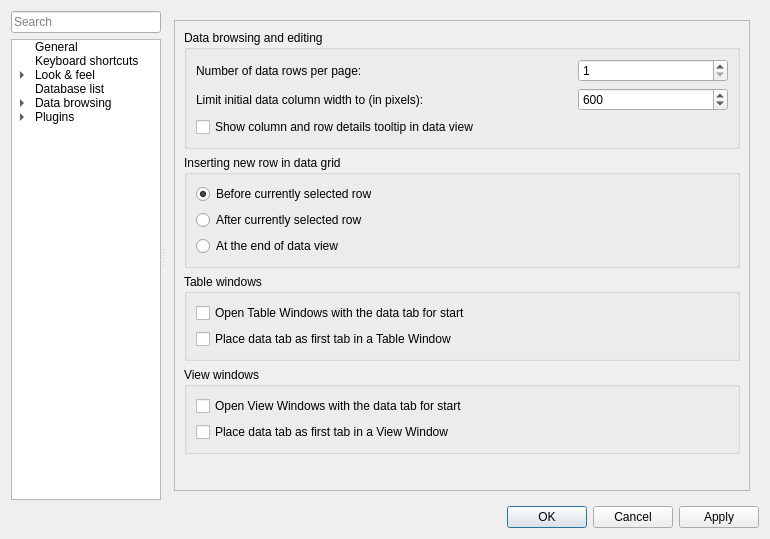
Before: the Qt Designer form trunk/SQLiteStudio3/guiSQLiteStudio/dialogs/configdialog.ui in pawelsalawa/sqlitestudio, drawn with Qt 5.
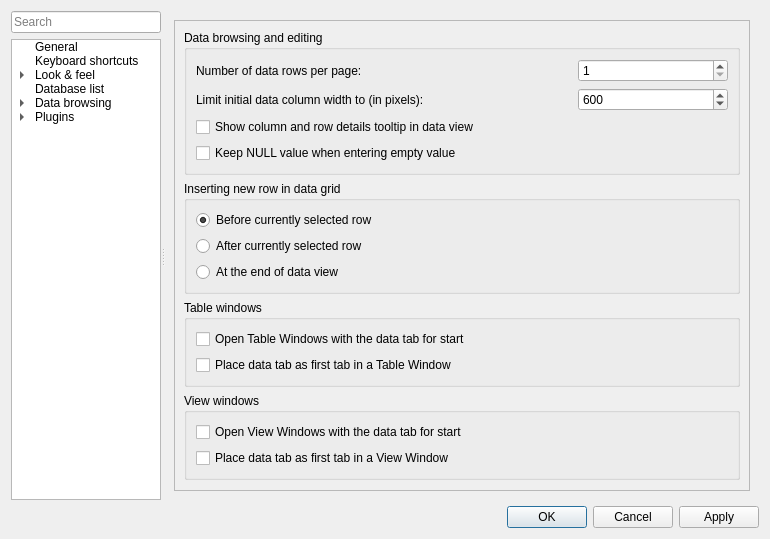
After: the same form once the commit is applied. The open tabs and pages were chosen to show the change. Icons and pictures are not drawn. Custom widgets are drawn as their Qt base class.

Commit message: #3094 #3095 Fixed default FK value preselection when tabbing through cells.; New option in configuration dialog to decide whether you want to keep NULL values when entering empty strings in cells (new, more intuitive behavior), or overwrite NULLs with empty string values (as it used to be so far).

What changed in the file:
```diff
--- a/trunk/SQLiteStudio3/guiSQLiteStudio/dialogs/configdialog.ui
+++ b/trunk/SQLiteStudio3/guiSQLiteStudio/dialogs/configdialog.ui
@@ -408,7 +408,7 @@
                 <x>0</x>
                 <y>0</y>
                 <width>564</width>
-                <height>504</height>
+                <height>549</height>
                </rect>
               </property>
               <layout class="QVBoxLayout" name="verticalLayout_34">
@@ -473,6 +473,19 @@
                     </property>
                    </widget>
                   </item>
+                  <item row="3" column="0" colspan="2">
+                   <widget class="QCheckBox" name="keepNullWhenEmptyCheck">
+                    <property name="toolTip">
+                     <string>&lt;html&gt;&lt;head/&gt;&lt;body&gt;&lt;p&gt;&amp;lt;p&amp;gt;When editing a cell which used to have NULL value and entering empty string as new value, then this option determinates whether the new value should remain NULL (have this option enabled), or should it be overwritten with empty string value (have this option disabled).&amp;lt;/p&amp;gt;&lt;/p&gt;&lt;/body&gt;&lt;/html&gt;</string>
+                    </property>
+                    <property name="text">
+                     <string>Keep NULL value when entering empty value</string>
+                    </property>
+                    <property name="cfg" stdset="0">
+                     <string>General.KeepNullWhenEmptyValue</string>
+                    </property>
+                   </widget>
+                  </item>
                   <item row="2" column="0" colspan="2">
                    <widget class="QCheckBox" name="tolltipInDataViewCheck">
                     <property name="toolTip">
```
Left out of the diff: 14 changed lines with no effect on the pictures. The commit also changes 3 other files.
